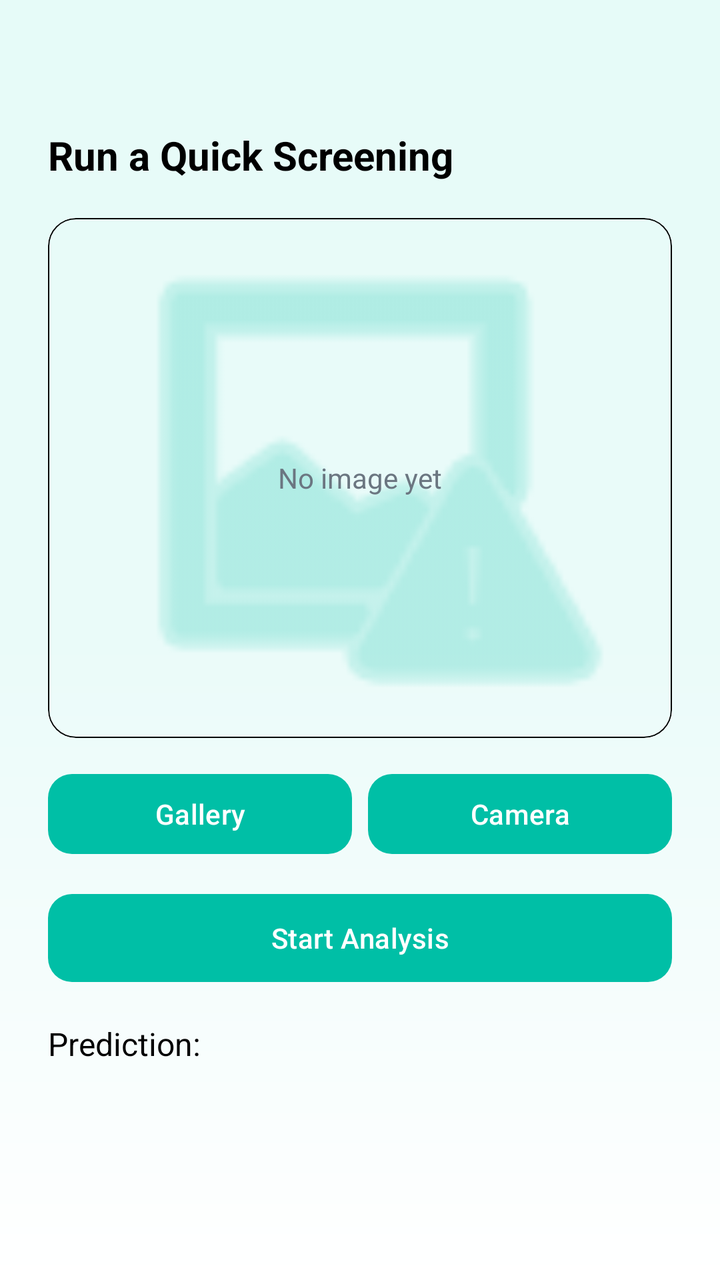
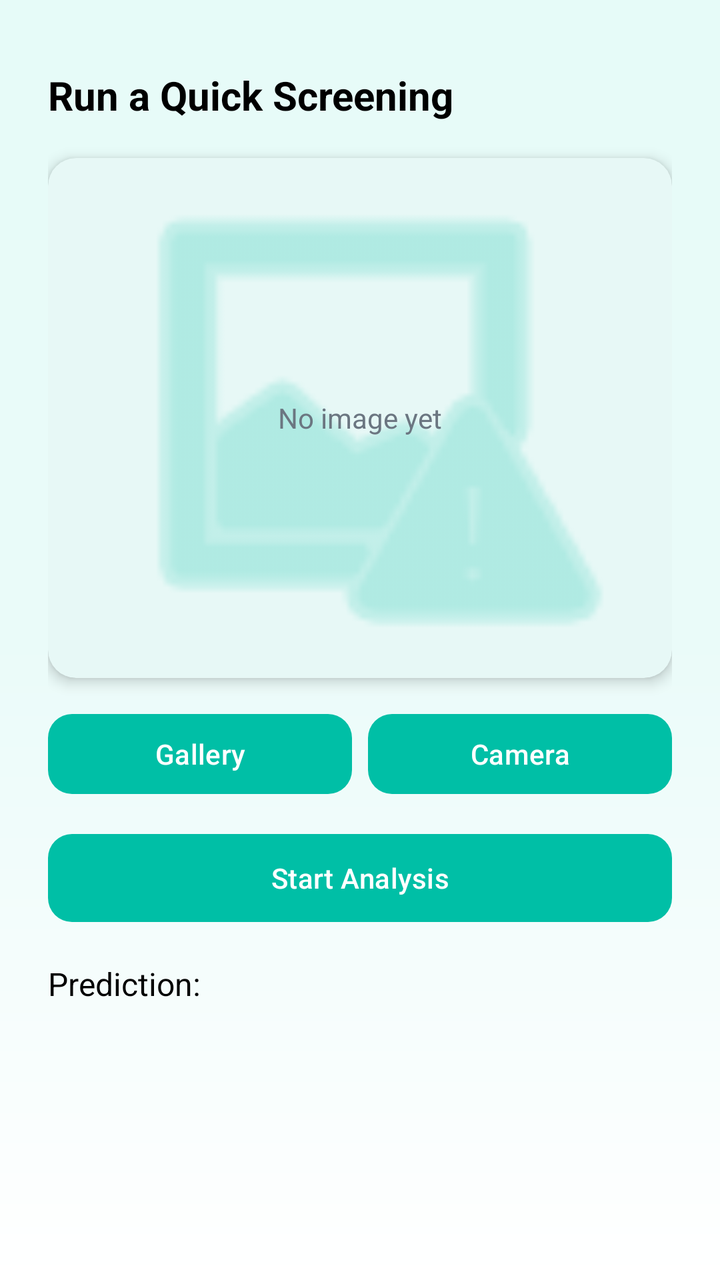

The first picture is an Android layout as it rendered before a commit; the second is the same layout after the commit. The layout source and the unified diff follow.
<!-- AndroidManifest.xml: application theme Theme.PneumoScan -->
<!-- res/layout/fragment_testing.xml -->
<?xml version="1.0" encoding="utf-8"?>
<androidx.constraintlayout.widget.ConstraintLayout xmlns:android="http://schemas.android.com/apk/res/android"
    xmlns:app="http://schemas.android.com/apk/res-auto"
    android:id="@+id/testing_root"
    android:layout_width="match_parent"
    android:layout_height="match_parent"
    android:background="@drawable/bg_gradient"
    android:padding="24dp">

    <TextView
        android:id="@+id/tvTestTitle"
        android:layout_width="0dp"
        android:layout_height="wrap_content"
        android:text="@string/run_screening"
        android:textColor="@color/black"
        android:paddingTop="40dp"
        android:textSize="20sp"
        android:textStyle="bold"
        app:layout_constraintEnd_toEndOf="parent"
        app:layout_constraintStart_toStartOf="parent"
        app:layout_constraintTop_toTopOf="parent" />

    <com.google.android.material.card.MaterialCardView
        android:id="@+id/cardPreview"
        android:layout_width="0dp"
        android:layout_height="260dp"
        android:layout_marginTop="18dp"
        app:cardCornerRadius="14dp"
        app:strokeColor="@color/black"
        app:strokeWidth="0.5dp"
        app:cardBackgroundColor="@android:color/transparent"
        app:layout_constraintEnd_toEndOf="parent"
        app:layout_constraintStart_toStartOf="parent"
        app:layout_constraintTop_toBottomOf="@id/tvTestTitle">

        <RelativeLayout
            android:layout_width="match_parent"
            android:layout_height="match_parent"
            android:padding="18dp">

            <ImageView
                android:id="@+id/previewImage"
                android:layout_width="match_parent"
                android:layout_height="match_parent"
                android:layout_centerInParent="true"
                android:alpha="0.4"
                android:contentDescription="@string/preview_image"
                android:scaleType="centerCrop"
                android:src="@android:drawable/ic_menu_report_image"
                app:tint="?attr/colorPrimary" />

            <TextView
                android:id="@+id/tvNoImage"
                android:layout_width="wrap_content"
                android:layout_height="wrap_content"
                android:layout_centerInParent="true"
                android:layout_gravity="center"
                android:text="@string/no_image"
                android:textColor="@color/pneumo_muted" />
        </RelativeLayout>
    </com.google.android.material.card.MaterialCardView>

    <LinearLayout
        android:id="@+id/llButtons"
        android:layout_width="0dp"
        android:layout_height="wrap_content"
        android:layout_marginTop="14dp"
        android:orientation="horizontal"
        android:weightSum="2"
        app:layout_constraintEnd_toEndOf="parent"
        app:layout_constraintStart_toStartOf="parent"
        app:layout_constraintTop_toBottomOf="@id/cardPreview">

        <com.google.android.material.button.MaterialButton
            android:id="@+id/buttonSelectImage"
            android:layout_width="0dp"
            android:layout_height="48dp"
            android:layout_marginEnd="8dp"
            android:layout_weight="1"
            android:text="@string/gallery"
            android:textAllCaps="false"
            app:cornerRadius="12dp" />

        <com.google.android.material.button.MaterialButton
            android:id="@+id/buttonOpenCamera"
            android:layout_width="0dp"
            android:layout_height="48dp"
            android:layout_weight="1"
            android:text="@string/camera"
            android:textAllCaps="false"
            app:backgroundTint="?attr/colorPrimary"
            app:cornerRadius="12dp" />
    </LinearLayout>

    <com.google.android.material.button.MaterialButton
        android:id="@+id/buttonStartTest"
        android:layout_width="0dp"
        android:layout_height="52dp"
        android:layout_marginTop="12dp"
        android:text="@string/start_analysis"
        android:textAllCaps="false"
        app:backgroundTint="?attr/colorPrimary"
        app:cornerRadius="12dp"
        app:layout_constraintEnd_toEndOf="parent"
        app:layout_constraintStart_toStartOf="parent"
        app:layout_constraintTop_toBottomOf="@id/llButtons" />

    <ProgressBar
        android:id="@+id/progressBar"
        android:layout_width="48dp"
        android:layout_height="48dp"
        android:layout_marginTop="16dp"
        android:visibility="gone"
        app:layout_constraintEnd_toEndOf="parent"
        app:layout_constraintStart_toStartOf="parent"
        app:layout_constraintTop_toBottomOf="@id/buttonStartTest" />

    <TextView
        android:id="@+id/textViewResult"
        android:layout_width="0dp"
        android:layout_height="wrap_content"
        android:layout_marginTop="16dp"
        android:text="@string/prediction"
        android:textColor="@color/black"
        android:textSize="16sp"
        app:layout_constraintEnd_toEndOf="parent"
        app:layout_constraintStart_toStartOf="parent"
        app:layout_constraintTop_toBottomOf="@id/progressBar" />
</androidx.constraintlayout.widget.ConstraintLayout>
<!-- resources referenced by this layout -->
<resources>
  <color name="black">#FF000000</color>
  <color name="pneumo_muted">#6B7681</color>
  <!-- drawable bg_gradient (drawable) -->
  <?xml version="1.0" encoding="utf-8"?>
  <shape xmlns:android="http://schemas.android.com/apk/res/android" android:shape="rectangle">
      <gradient
          android:startColor="#E6FBF8"
          android:centerColor="#EAFBF9"
          android:endColor="#FFFFFF"
          android:angle="270"/>
  </shape>
  <string name="camera">Camera</string>
  <string name="gallery">Gallery</string>
  <string name="no_image">No image yet</string>
  <string name="prediction">Prediction:</string>
  <string name="preview_image">Preview Image</string>
  <string name="run_screening">Run a Quick Screening</string>
  <string name="start_analysis">Start Analysis</string>
  <style name="Theme.PneumoScan" parent="Base.Theme.PneumoScan" />
  <style name="Base.Theme.PneumoScan" parent="Theme.Material3.DayNight.NoActionBar">
          
          <item name="colorPrimary">@color/pneumo_primary</item>
          <item name="colorPrimaryVariant">@color/pneumo_primary_variant</item>
          <item name="colorOnPrimary">@color/pneumo_onPrimary</item>
  
          
          <item name="colorSecondary">@color/pneumo_secondary</item>
          <item name="colorOnSecondary">@color/pneumo_onPrimary</item>
  
          
          <item name="android:colorBackground">@color/pneumo_background</item>
          <item name="colorSurface">@color/pneumo_surface</item>
          <item name="colorOnSurface">@color/pneumo_onSurface</item>
  
          
  
      </style>
  <color name="pneumo_primary">#00BFA6</color>
  <color name="pneumo_primary_variant">#0AA78F</color>
  <color name="pneumo_onPrimary">#FFFFFF</color>
  <color name="pneumo_secondary">#3A86FF</color>
  <color name="pneumo_background">#F7FCFB</color>
  <color name="pneumo_surface">#FFFFFF</color>
  <color name="pneumo_onSurface">#0F1720</color>
</resources>

<!-- the commit's change to res/layout/fragment_testing.xml (unified diff, before → after) -->
@@ -13,7 +13,7 @@
         android:layout_height="wrap_content"
         android:text="@string/run_screening"
         android:textColor="@color/black"
-        android:paddingTop="40dp"
+        android:paddingTop="10dp"
         android:textSize="20sp"
         android:textStyle="bold"
         app:layout_constraintEnd_toEndOf="parent"
@@ -26,9 +26,9 @@
         android:layout_height="260dp"
         android:layout_marginTop="18dp"
         app:cardCornerRadius="14dp"
-        app:strokeColor="@color/black"
-        app:strokeWidth="0.5dp"
-        app:cardBackgroundColor="@android:color/transparent"
+        app:strokeWidth="0dp"
+        app:cardElevation="4dp"
+        app:useCompatPadding="true"
         app:layout_constraintEnd_toEndOf="parent"
         app:layout_constraintStart_toStartOf="parent"
         app:layout_constraintTop_toBottomOf="@id/tvTestTitle">
